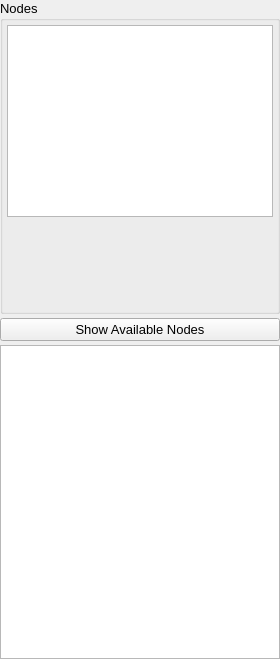
Qt form src/gui/procedurewidget.ui (disorderedmaterials/dissolve) before a commit.
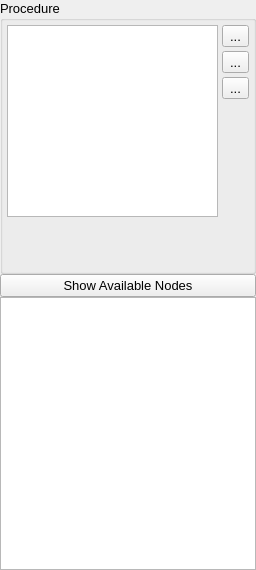
The same form after that commit. Icons and pictures are not drawn.

Commit message: Add expand, collapse, and context options.

```diff
--- a/src/gui/procedurewidget.ui
+++ b/src/gui/procedurewidget.ui
@@ -6,8 +6,8 @@
    <rect>
     <x>0</x>
     <y>0</y>
-    <width>280</width>
-    <height>659</height>
+    <width>256</width>
+    <height>570</height>
    </rect>
   </property>
   <property name="font">
@@ -18,7 +18,7 @@
   <property name="windowTitle">
    <string>Form</string>
   </property>
-  <layout class="QHBoxLayout" name="horizontalLayout_2">
+  <layout class="QVBoxLayout" name="verticalLayout_3">
    <property name="spacing">
     <number>0</number>
    </property>
@@ -35,14 +35,9 @@
     <number>0</number>
    </property>
    <item>
-    <layout class="QVBoxLayout" name="verticalLayout">
-     <property name="spacing">
-      <number>4</number>
-     </property>
-     <item>
-      <widget class="QGroupBox" name="NodesGroup">
+    <widget class="QGroupBox" name="ProcedureGroup">
        <property name="title">
-        <string>Nodes</string>
+      <string>Procedure</string>
        </property>
        <layout class="QVBoxLayout" name="verticalLayout_2">
         <property name="spacing">
@@ -61,9 +56,11 @@
          <number>4</number>
         </property>
         <item>
+       <layout class="QHBoxLayout" name="horizontalLayout">
+        <item>
          <widget class="QTreeView" name="NodesTree">
           <property name="sizePolicy">
-           <sizepolicy hsizetype="Minimum" vsizetype="Expanding">
+           <sizepolicy hsizetype="Expanding" vsizetype="Expanding">
             <horstretch>0</horstretch>
             <verstretch>0</verstretch>
            </sizepolicy>
@@ -83,6 +80,73 @@
          </widget>
         </item>
         <item>
+         <layout class="QVBoxLayout" name="verticalLayout">
+          <property name="spacing">
+           <number>4</number>
+          </property>
+          <item>
+           <widget class="QToolButton" name="ExpandAllButton">
+            <property name="toolTip">
+             <string>Expand all branches in the procedure</string>
+            </property>
+            <property name="text">
+             <string>...</string>
+            </property>
+            <property name="icon">
+             <iconset resource="main.qrc">
+              <normaloff>:/general/icons/general_expandall.svg</normaloff>:/general/icons/general_expandall.svg</iconset>
+            </property>
+           </widget>
+          </item>
+          <item>
+           <widget class="QToolButton" name="CollapseAllButton">
+            <property name="toolTip">
+             <string>Collapse all branches in the procedure, showing only the root sequence</string>
+            </property>
+            <property name="text">
+             <string>...</string>
+            </property>
+            <property name="icon">
+             <iconset resource="main.qrc">
+              <normaloff>:/general/icons/general_collapseall.svg</normaloff>:/general/icons/general_collapseall.svg</iconset>
+            </property>
+           </widget>
+          </item>
+          <item>
+           <widget class="QToolButton" name="ShowContextButton">
+            <property name="toolTip">
+             <string>Show context information</string>
+            </property>
+            <property name="text">
+             <string>...</string>
+            </property>
+            <property name="icon">
+             <iconset resource="main.qrc">
+              <normaloff>:/general/icons/general_context.svg</normaloff>:/general/icons/general_context.svg</iconset>
+            </property>
+            <property name="checkable">
+             <bool>true</bool>
+            </property>
+           </widget>
+          </item>
+          <item>
+           <spacer name="verticalSpacer">
+            <property name="orientation">
+             <enum>Qt::Vertical</enum>
+            </property>
+            <property name="sizeHint" stdset="0">
+             <size>
+              <width>20</width>
+              <height>40</height>
+             </size>
+            </property>
+           </spacer>
+          </item>
+         </layout>
+        </item>
+       </layout>
+      </item>
+      <item>
          <widget class="QStackedWidget" name="NodeControlsStack">
           <property name="sizePolicy">
            <sizepolicy hsizetype="Expanding" vsizetype="Preferred">
@@ -168,8 +232,6 @@
         </size>
        </property>
       </widget>
-     </item>
-    </layout>
    </item>
   </layout>
  </widget>
```
Lines whose indentation alone changed are shown as unchanged. The commit also changes 6 other files.
